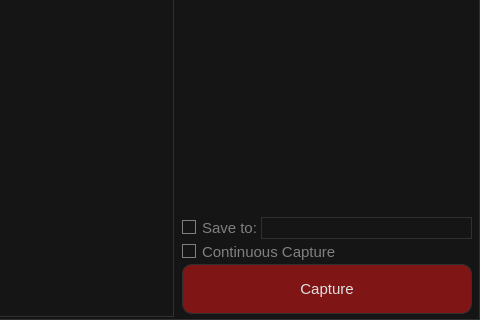
Before: the Qt Designer form mainframe.ui in aleksey-ka/OpenAP-AstroPhotography, drawn with Qt 5; both pictures show x 834 to 1314 and y 499 to 819 of the 1314 by 819 pixel window.
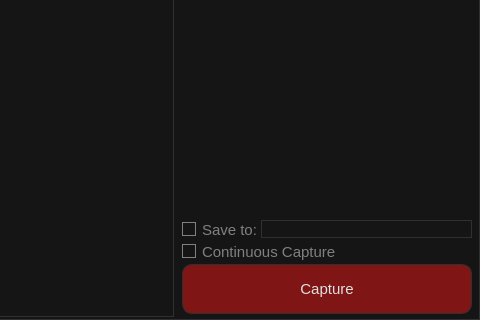
After: the same form once the commit is applied.

The edit to the form file:
```diff
--- a/mainframe.ui
+++ b/mainframe.ui
@@ -618,7 +618,11 @@
            </widget>
           </item>
           <item>
-           <widget class="QLineEdit" name="saveToEdit"/>
+           <widget class="QLineEdit" name="saveToEdit">
+            <property name="styleSheet">
+             <string notr="true">font-size:10px;</string>
+            </property>
+           </widget>
           </item>
          </layout>
         </widget>
```
